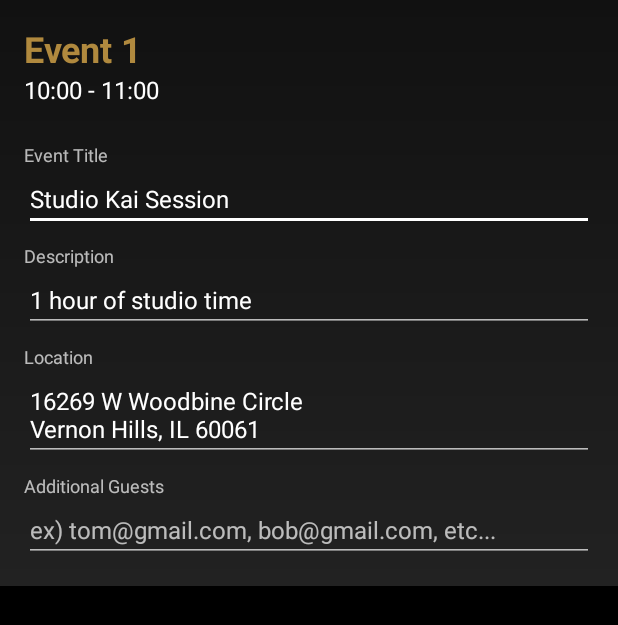
After one commit to studiokaidevelopment/kaibeta, an Android app: the layout item_list_booking_events.xml on its own in the app's theme, with its tools: preview values and no code run, on a phone screen of 412 x 824 dp. The commit adds this screen. Shown: the top 625 px of the screen. Run offline under Robolectric (Android 15) with nearby library versions, the light colour scheme and no system bars.

Commit message:
Added more booking functionality.  Pressing Book It button after selecting event times displays a list of selected events to edit and insert to Google Calendar.  Inserting events is implemented but not added yet

```diff
--- a/app/src/main/java/com/studiokai/kaibeta/AdapterBookingList.java
+++ b/app/src/main/java/com/studiokai/kaibeta/AdapterBookingTimes.java
@@ -15,12 +15,12 @@ import java.util.List;
  * Created by titusjuocepis on 6/19/17.
  */
 
-class AdapterBookingList extends RecyclerView.Adapter<AdapterBookingList.ViewHolder> {
+class AdapterBookingTimes extends RecyclerView.Adapter<AdapterBookingTimes.ViewHolder> {
 
     private List<ModelBookingListItem> bookingTimes;
     private View.OnClickListener clickListener;
 
-    AdapterBookingList(List<ModelBookingListItem> times, View.OnClickListener listener) {
+    AdapterBookingTimes(List<ModelBookingListItem> times, View.OnClickListener listener) {
         bookingTimes = times;
         clickListener = listener;
     }
--- a/app/src/main/res/layout/activity_booking.xml
+++ b/app/src/main/res/layout/activity_booking.xml
@@ -61,8 +61,7 @@
         android:layout_below="@+id/text_output"
         android:paddingTop="10dp"
         android:paddingBottom="5dp"
-        tools:context="com.studiokai.kaibeta.BookingActivity"
-        tools:listitem="@layout/item_list_booking_times"/>
+        tools:context="com.studiokai.kaibeta.BookingActivity" />
 
     <TextView
         android:id="@+id/text_warning"
--- /dev/null
+++ b/app/src/main/res/layout/item_list_booking_events.xml
@@ -0,0 +1,125 @@
+<?xml version="1.0" encoding="utf-8"?>
+<RelativeLayout xmlns:android="http://schemas.android.com/apk/res/android"
+    android:orientation="vertical"
+    android:layout_width="match_parent"
+    android:layout_height="wrap_content"
+    android:padding="16dp"
+    android:background="@drawable/list_gradient">
+
+    <TextView
+        android:id="@+id/text_event"
+        android:layout_width="wrap_content"
+        android:layout_height="wrap_content"
+        android:text="Event 1"
+        android:textSize="24sp"
+        android:textStyle="bold"
+        android:textColor="@color/colorPrimaryDark"
+        />
+
+    <TextView
+        android:id="@+id/text_start_time"
+        android:layout_width="wrap_content"
+        android:layout_height="wrap_content"
+        android:layout_below="@+id/text_event"
+        android:text="10:00"
+        android:textSize="16sp"
+        android:textColor="@color/colorAccent"/>
+
+    <TextView
+        android:id="@+id/text_dash"
+        android:layout_width="wrap_content"
+        android:layout_height="wrap_content"
+        android:layout_below="@+id/text_event"
+        android:layout_toRightOf="@+id/text_start_time"
+        android:layout_toEndOf="@+id/text_start_time"
+        android:text=" - "
+        android:textSize="16sp"
+        android:textColor="@color/colorAccent"/>
+
+    <TextView
+        android:id="@+id/text_end_time"
+        android:layout_width="wrap_content"
+        android:layout_height="wrap_content"
+        android:layout_below="@+id/text_event"
+        android:layout_toRightOf="@+id/text_dash"
+        android:layout_toEndOf="@+id/text_dash"
+        android:text="11:00"
+        android:textSize="16sp"
+        android:textColor="@color/colorAccent"/>
+
+    <TextView
+        android:id="@+id/text_title"
+        android:layout_width="wrap_content"
+        android:layout_height="wrap_content"
+        android:layout_below="@+id/text_start_time"
+        android:layout_marginTop="24dp"
+        android:text="Event Title"
+        android:textSize="12sp" />
+
+    <EditText
+        android:id="@+id/edit_title"
+        android:layout_width="match_parent"
+        android:layout_height="wrap_content"
+        android:layout_below="@+id/text_title"
+        android:text="Studio Kai Session"
+        android:textSize="16sp"
+        android:inputType="textCapWords"
+        />
+
+    <TextView
+        android:id="@+id/text_description"
+        android:layout_width="wrap_content"
+        android:layout_height="wrap_content"
+        android:layout_below="@id/edit_title"
+        android:layout_marginTop="8dp"
+        android:text="Description"
+        android:textSize="12sp"/>
+
+    <EditText
+        android:id="@+id/edit_description"
+        android:layout_width="match_parent"
+        android:layout_height="wrap_content"
+        android:layout_below="@+id/text_description"
+        android:text="1 hour of studio time"
+        android:textSize="16sp"
+        android:inputType="text"
+        />
+
+    <TextView
+        android:id="@+id/text_location"
+        android:layout_width="wrap_content"
+        android:layout_height="wrap_content"
+        android:layout_below="@+id/edit_description"
+        android:layout_marginTop="8dp"
+        android:text="Location"
+        android:textSize="12sp"/>
+
+    <EditText
+        android:id="@+id/edit_location"
+        android:layout_width="match_parent"
+        android:layout_height="wrap_content"
+        android:layout_below="@+id/text_location"
+        android:text="16269 W Woodbine Circle\nVernon Hills, IL 60061"
+        android:textSize="16sp"
+        android:inputType="none"
+        android:focusable="false"/>
+
+    <TextView
+        android:id="@+id/text_attendees"
+        android:layout_width="wrap_content"
+        android:layout_height="wrap_content"
+        android:layout_below="@+id/edit_location"
+        android:layout_marginTop="8dp"
+        android:text="Additional Guests"
+        android:textSize="12sp"/>
+
+    <EditText
+        android:id="@+id/edit_attendees"
+        android:layout_width="match_parent"
+        android:layout_height="wrap_content"
+        android:layout_below="@+id/text_attendees"
+        android:hint="ex) tom@gmail.com, bob@gmail.com, etc..."
+        android:textSize="16sp"
+        android:inputType="text" />
+
+</RelativeLayout>
```
Also changed, not shown: app/src/main/java/com/studiokai/kaibeta/AdapterBookingEvents.java (added, +59 -0 lines), app/src/main/java/com/studiokai/kaibeta/BookingActivity.java (+33 -18 lines), app/src/main/java/com/studiokai/kaibeta/UtilityDate.java (added, +27 -0 lines).
